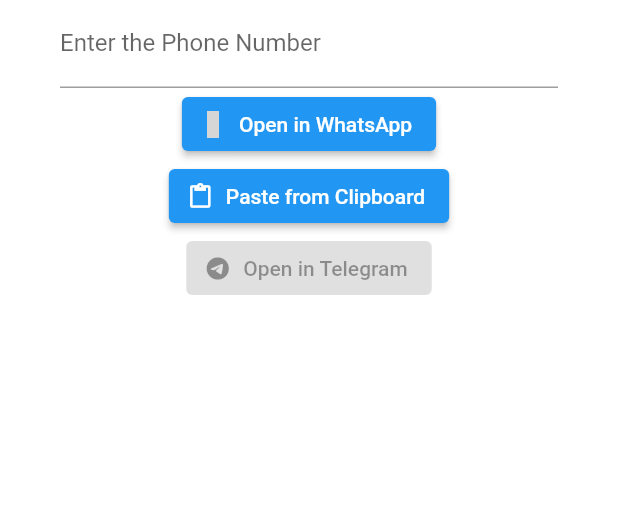
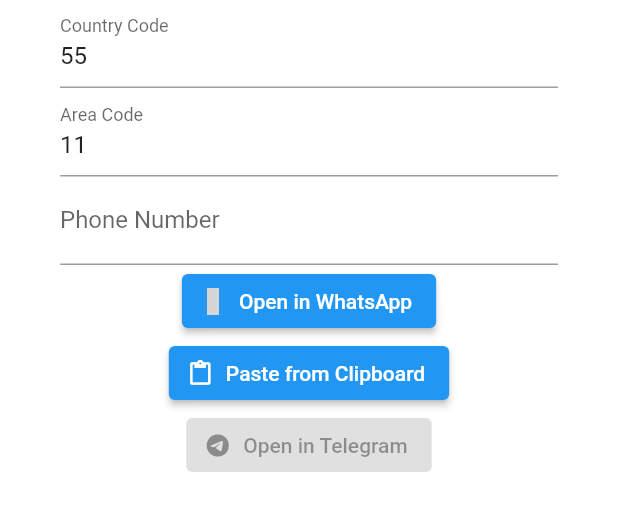
Before and after one commit to wilmarques/quick-chat, a Flutter app: the screen it shows after launch, after a tap on "Open in WhatsApp", on a phone screen of 412 x 824 dp, the part 137-668 px from its top. Run offline on Flutter 3.47's test engine with Material 2 defaults, Android fonts, the phone set to English and light mode, and no system bars; missing offline and left inert: clipboard; statements that could not run were skipped; grey boxes are pictures that could not be loaded.

Commit message:
feat: Creating splitted fields for Country and Area Code

```diff
--- a/lib/pages/home_page.dart
+++ b/lib/pages/home_page.dart
@@ -13,19 +13,20 @@
   final formKey = GlobalKey<FormState>();
 
   final _phoneNumberTEC = TextEditingController();
+  final _countryCodeTEC = TextEditingController(text: '55');
+  final _areaCodeTEC = TextEditingController(text: '11');
 
   String _parseCompleteNumber() {
-    return _phoneNumberTEC.text;
+    return '+${_countryCodeTEC.text}${_areaCodeTEC.text}${_phoneNumberTEC.text}';
   }
 
   void _openInWhatsapp() async {
-    final completePhoneNumber = _parseCompleteNumber();
     final whatsAppUri = Uri(
       scheme: 'https',
       host: 'api.whatsapp.com',
       path: 'send',
       queryParameters: {
-        'phone': completePhoneNumber,
+        'phone': _parseCompleteNumber(),
       },
     );
 
@@ -70,8 +71,33 @@
               ),
               TextFormField(
                 decoration: const InputDecoration(
-                  labelText: 'Enter the Phone Number',
-                  hintText: 'Phone Number',
+                  labelText: 'Country Code',
+                  hintText: 'eg: 55 for Brazil',
+                  hintStyle: TextStyle(
+                    color: Colors.grey,
+                  ),
+                ),
+                controller: _countryCodeTEC,
+                keyboardType: TextInputType.phone,
+              ),
+              TextFormField(
+                decoration: const InputDecoration(
+                  labelText: 'Area Code',
+                  hintText: 'eg: 11 for São Paulo',
+                  hintStyle: TextStyle(
+                    color: Colors.grey,
+                  ),
+                ),
+                controller: _areaCodeTEC,
+                keyboardType: TextInputType.phone,
+              ),
+              TextFormField(
+                decoration: const InputDecoration(
+                  labelText: 'Phone Number',
+                  hintText: 'eg: 912345678',
+                  hintStyle: TextStyle(
+                    color: Colors.grey,
+                  ),
                 ),
                 controller: _phoneNumberTEC,
                 keyboardType: TextInputType.phone,
```
